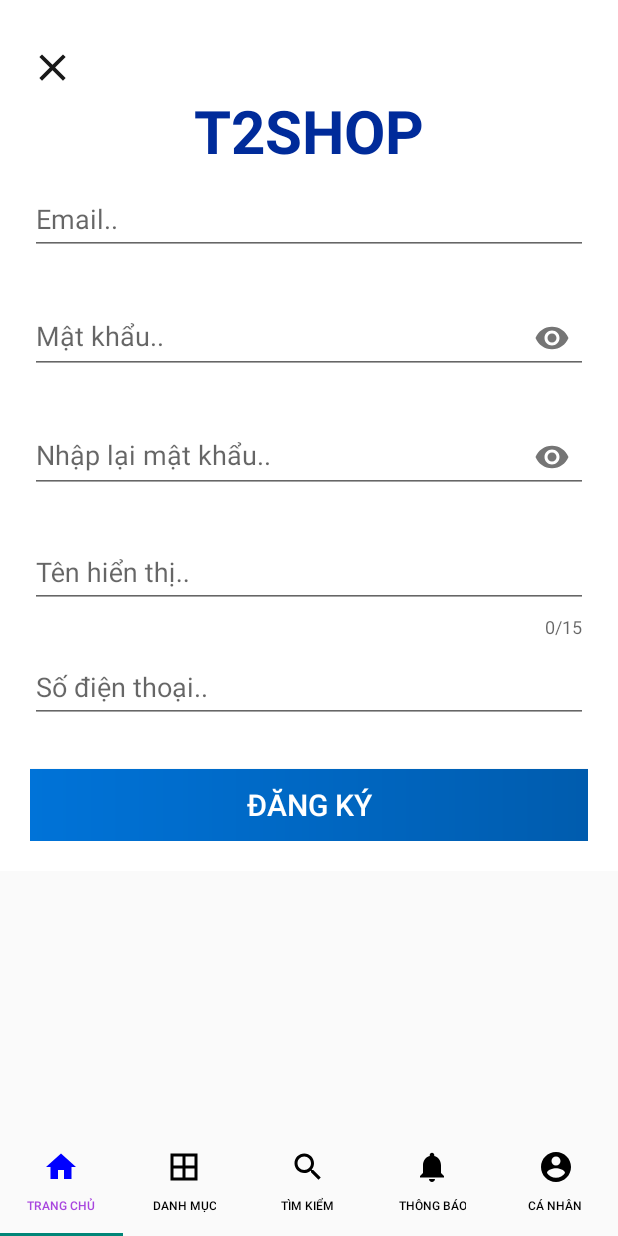
After one commit to ntuan9870/T2ShopApp, an Android app: the fragment RegisterFragment placed in its activity, on a phone screen of 412 x 824 dp. The commit adds this screen. Run offline under Robolectric (Android 15) with nearby library versions, the phone set to English and light mode, and no system bars; our stand-ins replace Room's generated code, RxJava; libraries missing offline, so code that uses them is left out: me.relex.circleindicator; network calls fail; 2 statements that could not run were skipped.

Commit message:
Xong đăng ký..

```diff
--- /dev/null
+++ b/app/src/main/java/com/example/t2shop/Fragment/RegisterFragment.java
@@ -0,0 +1,295 @@
+package com.example.t2shop.Fragment;
+
+import android.content.Context;
+import android.os.Bundle;
+
+import androidx.annotation.MainThread;
+import androidx.core.widget.NestedScrollView;
+import androidx.fragment.app.Fragment;
+
+import android.os.Handler;
+import android.text.Editable;
+import android.text.TextUtils;
+import android.text.TextWatcher;
+import android.util.Patterns;
+import android.view.LayoutInflater;
+import android.view.View;
+import android.view.ViewGroup;
+import android.view.WindowManager;
+import android.view.inputmethod.InputMethodManager;
+import android.widget.Button;
+import android.widget.ImageView;
+import android.widget.LinearLayout;
+import android.widget.RelativeLayout;
+import android.widget.Toast;
+
+import com.example.t2shop.Common.Common;
+import com.example.t2shop.Common.Constants;
+import com.example.t2shop.Model.DataProduct;
+import com.example.t2shop.R;
+import com.example.t2shop.Response.ResponseRegister;
+import com.google.android.material.textfield.TextInputLayout;
+
+import io.reactivex.android.schedulers.AndroidSchedulers;
+import io.reactivex.functions.Consumer;
+import io.reactivex.schedulers.Schedulers;
+
+public class RegisterFragment extends Fragment {
+
+    private TextInputLayout txt_email_register, txt_password_register, txt_re_password_register, txt_phone_register, txt_user_register;
+    private Button btn_register;
+    public static String TAG = RegisterFragment.class.getName();
+    private RelativeLayout ln_t2shop;
+    private LinearLayout ln_register;
+    private int scroll_distance = 1000;
+    private View view;
+    private NestedScrollView scroll_register;
+    private ImageView img_close_register;
+
+    @Override
+    public View onCreateView(LayoutInflater inflater, ViewGroup container,
+                             Bundle savedInstanceState) {
+        view = inflater.inflate(R.layout.fragment_register, container, false);
+        txt_email_register = view.findViewById(R.id.txt_email_register);
+        txt_password_register = view.findViewById(R.id.txt_password_register);
+        txt_re_password_register = view.findViewById(R.id.txt_re_password_register);
+        txt_phone_register = view.findViewById(R.id.txt_phone_register);
+        btn_register = view.findViewById(R.id.btn_register);
+        txt_user_register = view.findViewById(R.id.txt_user_register);
+        ln_t2shop = view.findViewById(R.id.ln_t2shop);
+        ln_register = view.findViewById(R.id.ln_register);
+        scroll_register = view.findViewById(R.id.scroll_register);
+        img_close_register = view.findViewById(R.id.img_close_register);
+
+        getActivity().getWindow().setSoftInputMode(
+                WindowManager.LayoutParams.SOFT_INPUT_STATE_VISIBLE |
+                        WindowManager.LayoutParams.SOFT_INPUT_ADJUST_RESIZE );
+        ln_register.setOnClickListener(new View.OnClickListener() {
+            @Override
+            public void onClick(View v) {
+                openKey();
+            }
+        });
+        txt_email_register.getEditText().setOnFocusChangeListener(new View.OnFocusChangeListener() {
+            @Override
+            public void onFocusChange(View v, boolean hasFocus) {
+                scroll_distance = 0;
+                openKey();
+            }
+        });
+        txt_password_register.getEditText().setOnFocusChangeListener(new View.OnFocusChangeListener() {
+            @Override
+            public void onFocusChange(View v, boolean hasFocus) {
+                scroll_distance = 500;
+                openKey();
+            }
+        });
+        txt_re_password_register.getEditText().setOnFocusChangeListener(new View.OnFocusChangeListener() {
+            @Override
+            public void onFocusChange(View v, boolean hasFocus) {
+                scroll_distance = 1000;
+                openKey();
+            }
+        });
+        txt_user_register.getEditText().setOnFocusChangeListener(new View.OnFocusChangeListener() {
+            @Override
+            public void onFocusChange(View v, boolean hasFocus) {
+                scroll_distance = 1000;
+                openKey();
+            }
+        });
+        txt_phone_register.getEditText().setOnFocusChangeListener(new View.OnFocusChangeListener() {
+            @Override
+            public void onFocusChange(View v, boolean hasFocus) {
+                scroll_distance = 2000;
+                openKey();
+            }
+        });
+        txt_email_register.getEditText().addTextChangedListener(new TextWatcher() {
+            @Override
+            public void beforeTextChanged(CharSequence s, int start, int count, int after) {
+
+            }
+
+            @Override
+            public void onTextChanged(CharSequence s, int start, int before, int count) {
+                validateEmail();
+            }
+
+            @Override
+            public void afterTextChanged(Editable s) {
+
+            }
+        });
+        txt_password_register.getEditText().addTextChangedListener(new TextWatcher() {
+            @Override
+            public void beforeTextChanged(CharSequence s, int start, int count, int after) {
+
+            }
+
+            @Override
+            public void onTextChanged(CharSequence s, int start, int before, int count) {
+                validatePassword();
+            }
+
+            @Override
+            public void afterTextChanged(Editable s) {
+
+            }
+        });
+        txt_user_register.getEditText().addTextChangedListener(new TextWatcher() {
+            @Override
+            public void beforeTextChanged(CharSequence s, int start, int count, int after) {
+
+            }
+
+            @Override
+            public void onTextChanged(CharSequence s, int start, int before, int count) {
+                validateUserName();
+            }
+
+            @Override
+            public void afterTextChanged(Editable s) {
+
+            }
+        });
+        txt_re_password_register.getEditText().addTextChangedListener(new TextWatcher() {
+            @Override
+            public void beforeTextChanged(CharSequence s, int start, int count, int after) {
+            }
+
+            @Override
+            public void onTextChanged(CharSequence s, int start, int before, int count) {
+                validateRePassword();
+            }
+
+            @Override
+            public void afterTextChanged(Editable s) {
+
+            }
+        });
+
+        btn_register.setOnClickListener(new View.OnClickListener() {
+            @Override
+            public void onClick(View v) {
+                if (confirmInput()){
+                    Common.compositeDisposable.add(Common.it2ShopAPI.register(
+                            txt_user_register.getEditText().getText().toString().trim(),txt_password_register.getEditText().getText().toString().trim()
+                            ,txt_email_register.getEditText().getText().toString().trim(),txt_phone_register.getEditText().getText().toString().trim()
+                    )
+                            .subscribeOn(Schedulers.io())
+                            .observeOn(AndroidSchedulers.mainThread())
+                            .subscribe(new Consumer<ResponseRegister>() {
+                        @Override
+                        public void accept(ResponseRegister responseRegister) throws Exception {
+                            if (responseRegister.getSuccess().equals("Đăng ký thành công!")){
+                                Toast.makeText(getContext(), "Đăng ký thành công!", Toast.LENGTH_SHORT).show();
+                                closeKey();
+                                getFragmentManager().popBackStack();
+                            }
+                        }
+                    }, new Consumer<Throwable>() {
+                        @Override
+                        public void accept(Throwable throwable) throws Exception {
+                            Toast.makeText(getContext(), "Vui lòng kiểm tra kết nối INTERNET!"+throwable.getMessage(), Toast.LENGTH_SHORT).show();
+                        }
+                    }));
+                }
+            }
+        });
+        img_close_register.setOnClickListener(new View.OnClickListener() {
+            @Override
+            public void onClick(View v) {
+                getFragmentManager().popBackStack();
+            }
+        });
+        return view;
+    }
+
+    private boolean validateUserName() {
+        String userNameInput = txt_user_register.getEditText().getText().toString().trim();
+        if (userNameInput.length()>15){
+            txt_user_register.setError("Tên hiển thị quá dài!");
+            return false;
+        }
+        return true;
+    }
+
+    private boolean validateRePassword() {
+        String rePasswordInput = txt_re_password_register.getEditText().getText().toString().trim();
+        String passwordInput = txt_password_register.getEditText().getText().toString().trim();
+        if (rePasswordInput.isEmpty()){
+            txt_re_password_register.setError("Nhập lại mật khẩu không được trống!");
+            return false;
+        }
+        if (!rePasswordInput.equals(passwordInput)){
+            txt_re_password_register.setError("Nhập lại mật khẩu không trùng khớp!");
+            return false;
+        }
+        txt_re_password_register.setError(null);
+        return true;
+    }
+
+    private boolean confirmInput() {
+        if (!validateEmail()||!validatePassword()||!validateRePassword()||!validateUserName()){
+            return false;
+        }
+
+       return true;
+    }
+
+    private boolean validatePassword() {
+        String passwordInput = txt_password_register.getEditText().getText().toString().trim();
+        if (passwordInput.isEmpty()){
+            txt_password_register.setError("Mật khẩu không được trống!");
+            return false;
+        }
+        if (passwordInput.length()<8){
+            txt_password_register.setError("Mật khẩu phải có ít nhất 8 ký tự!");
+            return false;
+        }
+        txt_password_register.setError(null);
+        return true;
+    }
+
+    private boolean validateEmail() {
+        String emailInput = txt_email_register.getEditText().getText().toString().trim();
+        if (emailInput.isEmpty()){
+            txt_email_register.setError("Email không được trống!");
+            return false;
+        }
+        if (!isValidEmail(emailInput)){
+            txt_email_register.setError("Email sai định dạng!");
+            return false;
+        }
+        txt_email_register.setError(null);
+        return true;
+    }
+    public static boolean isValidEmail(CharSequence target) {
+        return (!TextUtils.isEmpty(target) && Patterns.EMAIL_ADDRESS.matcher(target).matches());
+    }
+    public void openKey(){
+        ln_register.setPadding(ln_register.getPaddingLeft(),ln_register.getPaddingTop(), ln_register.getPaddingRight(), scroll_distance* Constants.SCREEN_HEIGHT/1920);
+        scroll();
+    }
+
+    private void scroll() {
+
+        View lastChild = scroll_register.getChildAt(scroll_register.getChildCount() - 1);
+        int bottom = lastChild.getBottom() + scroll_register.getPaddingBottom();
+        int sy = scroll_register.getScrollY();
+        int sh = scroll_register.getHeight();
+        int delta = bottom - (sy + sh);
+
+        scroll_register.smoothScrollBy(0, delta);
+    }
+
+    public void closeKey(){
+        InputMethodManager imm = (InputMethodManager) getActivity().getSystemService(Context.INPUT_METHOD_SERVICE);
+        imm.hideSoftInputFromWindow(txt_email_register.getEditText().getWindowToken(),0);
+        LinearLayout.LayoutParams params = (LinearLayout.LayoutParams)
+                ln_t2shop.getLayoutParams();
+        params.weight = 4.0f;
+        ln_t2shop.setLayoutParams(params);
+    }
+}
--- a/app/src/main/java/com/example/t2shop/Retrofit/IT2ShopAPI.java
+++ b/app/src/main/java/com/example/t2shop/Retrofit/IT2ShopAPI.java
@@ -4,6 +4,7 @@ import com.example.t2shop.Model.DataProduct;
 import com.example.t2shop.Response.ResponseAllVoucher;
 import com.example.t2shop.Response.ResponseLogin;
 import com.example.t2shop.Response.ResponseRatingAll;
+import com.example.t2shop.Response.ResponseRegister;
 import com.google.gson.JsonObject;
 
 import java.util.List;
@@ -29,4 +30,7 @@ public interface IT2ShopAPI {
     @POST("auth/login")
     @FormUrlEncoded
     Observable<ResponseLogin> login(@Field("user_email") String user_email, @Field("user_password") String user_password);
+    @POST("auth/register")
+    @FormUrlEncoded
+    Observable<ResponseRegister> register(@Field("user_name") String user_name, @Field("user_password") String user_password, @Field("user_email") String user_email, @Field("user_phone") String user_phone);
 }
--- /dev/null
+++ b/app/src/main/res/layout/fragment_register.xml
@@ -0,0 +1,105 @@
+<?xml version="1.0" encoding="utf-8"?>
+<androidx.core.widget.NestedScrollView
+    xmlns:android="http://schemas.android.com/apk/res/android"
+    xmlns:tools="http://schemas.android.com/tools"
+    android:layout_width="match_parent"
+    android:layout_height="match_parent"
+    xmlns:app="http://schemas.android.com/apk/res-auto"
+    tools:context=".Fragment.RegisterFragment"
+    android:id="@+id/scroll_register">
+    <LinearLayout
+        android:layout_width="match_parent"
+        android:layout_height="match_parent"
+        android:weightSum="10"
+        android:orientation="vertical"
+        android:padding="20dp"
+        android:background="@color/white"
+        android:id="@+id/ln_register">
+        <ImageView
+            android:id="@+id/img_close_register"
+            android:src="@drawable/ic_baseline_close_24"
+            android:layout_width="30dp"
+            android:layout_height="30dp"
+            android:layout_marginTop="10dp"/>
+        <RelativeLayout
+            android:id="@+id/ln_t2shop"
+            android:layout_width="match_parent"
+            android:layout_height="wrap_content">
+            <TextView
+                android:id="@+id/txt_t2shop"
+                android:layout_width="wrap_content"
+                android:layout_height="wrap_content"
+                android:text="T2SHOP"
+                android:textColor="#002B9A"
+                android:layout_centerInParent="true"
+                android:textSize="40sp"
+                android:textStyle="bold"/>
+        </RelativeLayout>
+        <com.google.android.material.textfield.TextInputLayout
+            android:id="@+id/txt_email_register"
+            android:layout_width="match_parent"
+            android:layout_height="wrap_content"
+            app:errorEnabled="true">
+            <com.google.android.material.textfield.TextInputEditText
+                android:layout_width="match_parent"
+                android:layout_height="wrap_content"
+                android:hint="Email.."/>
+        </com.google.android.material.textfield.TextInputLayout>
+        <com.google.android.material.textfield.TextInputLayout
+            android:id="@+id/txt_password_register"
+            android:layout_width="match_parent"
+            android:layout_height="wrap_content"
+            app:errorEnabled="true"
+            app:passwordToggleEnabled="true">
+            <com.google.android.material.textfield.TextInputEditText
+                android:layout_width="match_parent"
+                android:layout_height="wrap_content"
+                android:hint="Mật khẩu.."
+                android:inputType="textPassword"/>
+        </com.google.android.material.textfield.TextInputLayout>
+        <com.google.android.material.textfield.TextInputLayout
+            android:id="@+id/txt_re_password_register"
+            android:layout_width="match_parent"
+            android:layout_height="wrap_content"
+            app:errorEnabled="true"
+            app:passwordToggleEnabled="true">
+            <com.google.android.material.textfield.TextInputEditText
+                android:layout_width="match_parent"
+                android:layout_height="wrap_content"
+                android:hint="Nhập lại mật khẩu.."
+                android:inputType="textPassword"/>
+        </com.google.android.material.textfield.TextInputLayout>
+        <com.google.android.material.textfield.TextInputLayout
+            android:id="@+id/txt_user_register"
+            android:layout_width="match_parent"
+            android:layout_height="wrap_content"
+            app:errorEnabled="true"
+            app:counterMaxLength="15"
+            app:counterEnabled="true">
+            <com.google.android.material.textfield.TextInputEditText
+                android:layout_width="match_parent"
+                android:layout_height="wrap_content"
+                android:hint="Tên hiển thị.."/>
+        </com.google.android.material.textfield.TextInputLayout>
+        <com.google.android.material.textfield.TextInputLayout
+            android:id="@+id/txt_phone_register"
+            android:layout_width="match_parent"
+            android:layout_height="wrap_content"
+            app:errorEnabled="true">
+            <com.google.android.material.textfield.TextInputEditText
+                android:layout_width="match_parent"
+                android:layout_height="wrap_content"
+                android:hint="Số điện thoại.."
+                android:inputType="textPassword"/>
+        </com.google.android.material.textfield.TextInputLayout>
+        <Button
+            android:id="@+id/btn_register"
+            android:layout_width="match_parent"
+            android:layout_height="wrap_content"
+            android:background="@drawable/bg_login_register"
+            android:text="Đăng ký"
+            android:textSize="20sp"
+            android:textColor="@color/white"
+            android:layout_marginTop="10dp"/>
+    </LinearLayout>
+</androidx.core.widget.NestedScrollView>
```
Also changed, not shown: app/src/main/java/com/example/t2shop/Fragment/LoginFragment.java (+13 -1 lines), app/src/main/java/com/example/t2shop/Response/ResponseRegister.java (added, +16 -0 lines).
